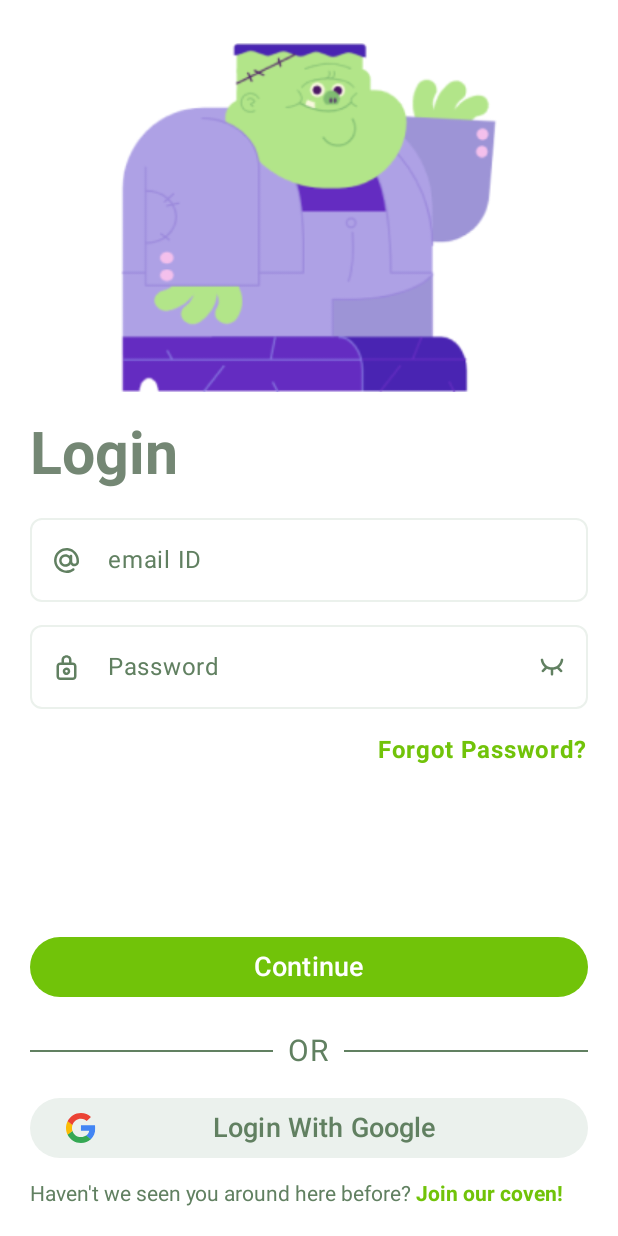
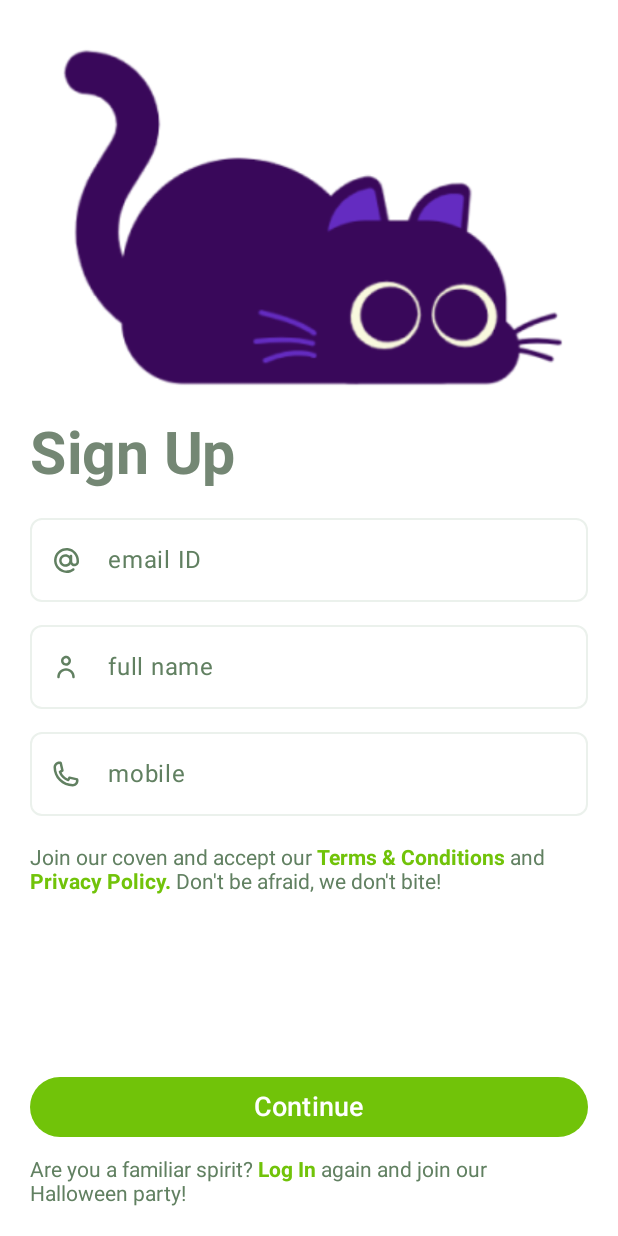
Before and after one commit to DevHumbleChris/jetpack-compose-login-registration-samples, an Android app built with Jetpack Compose: the screen it shows after launch (MainActivity), on a phone screen of 412 x 824 dp. Run offline under Robolectric (Android 15) with nearby library versions, the phone set to English and light mode, and no system bars.

Commit message:
finished creating the Signup screen

```diff
--- a/halloween/app/src/main/java/com/montanainc/halloween/app/HalloweenApp.kt
+++ b/halloween/app/src/main/java/com/montanainc/halloween/app/HalloweenApp.kt
@@ -6,6 +6,7 @@ import androidx.compose.runtime.Composable
 import androidx.compose.ui.Modifier
 import androidx.compose.ui.graphics.Color
 import com.montanainc.halloween.screens.LoginScreen
+import com.montanainc.halloween.screens.SignupScreen
 
 @Composable
 fun HalloweenApp() {
@@ -13,6 +14,6 @@ fun HalloweenApp() {
         modifier = Modifier.fillMaxSize(),
         color = Color.White
     ) {
-        LoginScreen()
+        SignupScreen()
     }
 }
--- a/halloween/app/src/main/java/com/montanainc/halloween/components/AppComponents.kt
+++ b/halloween/app/src/main/java/com/montanainc/halloween/components/AppComponents.kt
@@ -33,6 +33,7 @@ import androidx.compose.ui.res.painterResource
 import androidx.compose.ui.text.SpanStyle
 import androidx.compose.ui.text.buildAnnotatedString
 import androidx.compose.ui.text.font.FontWeight
+import androidx.compose.ui.text.input.ImeAction
 import androidx.compose.ui.text.input.KeyboardType
 import androidx.compose.ui.text.input.PasswordVisualTransformation
 import androidx.compose.ui.text.input.VisualTransformation
@@ -75,6 +76,12 @@ fun MyTextField(labelVal: String, icon: Int) {
     var textVal by remember {
         mutableStateOf("")
     }
+    var typeOfKeyboard: KeyboardType = when(labelVal) {
+        "email ID" -> KeyboardType.Email
+        "mobile" -> KeyboardType.Phone
+        else -> KeyboardType.Text
+    }
+
     OutlinedTextField(
         value = textVal,
         onValueChange = {
@@ -84,7 +91,9 @@ fun MyTextField(labelVal: String, icon: Int) {
         colors = TextFieldDefaults.outlinedTextFieldColors(
             focusedBorderColor = BrandColor,
             unfocusedBorderColor = BorderColor,
-            textColor = Color.Black
+            textColor = Color.Black,
+            focusedLeadingIconColor = BrandColor,
+            unfocusedLeadingIconColor = Tertirary
         ),
         shape = MaterialTheme.shapes.small,
         placeholder = {
@@ -93,10 +102,14 @@ fun MyTextField(labelVal: String, icon: Int) {
         leadingIcon = {
             Icon(
                 painter = painterResource(id = icon),
-                contentDescription = "at_symbol",
-                tint = Tertirary
+                contentDescription = "at_symbol"
             )
-        }
+        },
+        keyboardOptions = KeyboardOptions(
+            keyboardType = typeOfKeyboard,
+            imeAction = ImeAction.Done
+        ),
+        singleLine = true
     )
 }
 
@@ -256,3 +269,67 @@ fun BottomLoginTextComponent(initialText: String, action: String) {
             }
     })
 }
+
+@Composable
+fun SignupTermsAndPrivacyText() {
+    val initialText = "Join our coven and accept our "
+    val termsNConditionText = "Terms & Conditions"
+    val andText = " and "
+    val privacyPolicyText = "Privacy Policy."
+    val lastText = " Don't be afraid, we don't bite!"
+
+    val annotatedString = buildAnnotatedString {
+        withStyle(style = SpanStyle(color = Tertirary)) {
+            append(initialText)
+        }
+        withStyle(style = SpanStyle(color = BrandColor, fontWeight = FontWeight.Bold)) {
+            pushStringAnnotation(tag = termsNConditionText, annotation = termsNConditionText)
+            append(termsNConditionText)
+        }
+        withStyle(style = SpanStyle(color = Tertirary)) {
+            append(andText)
+        }
+        withStyle(style = SpanStyle(color = BrandColor, fontWeight = FontWeight.Bold)) {
+            pushStringAnnotation(tag = privacyPolicyText, annotation = privacyPolicyText)
+            append(privacyPolicyText)
+        }
+        withStyle(style = SpanStyle(color = Tertirary)) {
+            append(lastText)
+        }
+    }
+
+    ClickableText(text = annotatedString, onClick = {
+        annotatedString.getStringAnnotations(it, it)
+            .firstOrNull()?.also { span ->
+                Log.d("SignupTermsAndPrivacyText", "${span.item}")
+            }
+    })
+}
+
+@Composable
+fun BottomSignupTextComponent() {
+    val initialText = "Are you a familiar spirit? "
+    val loginText = "Log In "
+    val lastText = "again and join our Halloween party!"
+
+    val annotatedString = buildAnnotatedString {
+        withStyle(style = SpanStyle(color = Tertirary)) {
+            append(initialText)
+        }
+        withStyle(style = SpanStyle(color = BrandColor, fontWeight = FontWeight.Bold)) {
+            pushStringAnnotation(tag = loginText, annotation = loginText)
+            append(loginText)
+        }
+        withStyle(style = SpanStyle(color = Tertirary)) {
+            append(lastText)
+        }
+    }
+
+    ClickableText(text = annotatedString, onClick = {
+        annotatedString.getStringAnnotations(it, it)
+            .firstOrNull()?.also { span ->
+                Log.d("BottomSignupTextComponent", "${span.item}")
+            }
+    })
+
+}
--- a/halloween/app/src/main/java/com/montanainc/halloween/screens/LoginScreen.kt
+++ b/halloween/app/src/main/java/com/montanainc/halloween/screens/LoginScreen.kt
@@ -27,12 +27,10 @@ import com.montanainc.halloween.components.PasswordInputComponent
 @Composable
 fun LoginScreen() {
     Surface(
-        modifier = Modifier.fillMaxSize(),
+        modifier = Modifier.fillMaxSize().padding(20.dp),
         color = Color.White
     ) {
-        Column(
-            modifier = Modifier.padding(20.dp)
-        ) {
+        Column() {
             ImageComponent(image = R.drawable.sweet_franky)
             Spacer(modifier = Modifier.height(10.dp))
             HeadingTextComponent(heading = "Login")
--- /dev/null
+++ b/halloween/app/src/main/java/com/montanainc/halloween/screens/SignupScreen.kt
@@ -0,0 +1,58 @@
+package com.montanainc.halloween.screens
+
+import androidx.compose.foundation.layout.Box
+import androidx.compose.foundation.layout.Column
+import androidx.compose.foundation.layout.Spacer
+import androidx.compose.foundation.layout.fillMaxSize
+import androidx.compose.foundation.layout.height
+import androidx.compose.foundation.layout.padding
+import androidx.compose.material3.Surface
+import androidx.compose.runtime.Composable
+import androidx.compose.ui.Alignment
+import androidx.compose.ui.Modifier
+import androidx.compose.ui.graphics.Color
+import androidx.compose.ui.unit.dp
+import com.montanainc.halloween.R
+import com.montanainc.halloween.components.BottomSignupTextComponent
+import com.montanainc.halloween.components.HeadingTextComponent
+import com.montanainc.halloween.components.ImageComponent
+import com.montanainc.halloween.components.MyButton
+import com.montanainc.halloween.components.MyTextField
+import com.montanainc.halloween.components.SignupTermsAndPrivacyText
+
+@Composable
+fun SignupScreen() {
+    Surface(
+        modifier = Modifier
+            .fillMaxSize()
+            .padding(20.dp),
+        color = Color.White
+    ) {
+        Column {
+            ImageComponent(image = R.drawable.black_cat)
+            Spacer(modifier = Modifier.height(10.dp))
+            HeadingTextComponent(heading = "Sign Up")
+            Spacer(modifier = Modifier.height(20.dp))
+            Column {
+                MyTextField(labelVal = "email ID", icon = R.drawable.at_symbol)
+                Spacer(modifier = Modifier.height(15.dp))
+                MyTextField(labelVal = "full name", icon = R.drawable.lockperson)
+                Spacer(modifier = Modifier.height(15.dp))
+                MyTextField(labelVal = "mobile", icon = R.drawable.lockphone)
+            }
+            Spacer(modifier = Modifier.height(20.dp))
+            SignupTermsAndPrivacyText()
+            Box(
+                modifier = Modifier.fillMaxSize(),
+                contentAlignment = Alignment.BottomStart
+            ) {
+                Column {
+                    MyButton(labelVal = "Continue")
+                    Spacer(modifier = Modifier.height(10.dp))
+                    BottomSignupTextComponent()
+                }
+            }
+
+        }
+    }
+}
--- /dev/null
+++ b/halloween/app/src/main/res/drawable/lockperson.xml
@@ -0,0 +1,12 @@
+<vector xmlns:android="http://schemas.android.com/apk/res/android"
+    android:width="20dp"
+    android:height="20dp"
+    android:viewportWidth="20"
+    android:viewportHeight="20">
+  <path
+      android:pathData="M10,9.167C10.659,9.167 11.304,8.971 11.852,8.605C12.4,8.239 12.827,7.718 13.08,7.109C13.332,6.5 13.398,5.83 13.269,5.183C13.141,4.536 12.823,3.942 12.357,3.476C11.891,3.01 11.297,2.693 10.65,2.564C10.004,2.435 9.334,2.501 8.724,2.754C8.115,3.006 7.595,3.433 7.229,3.981C6.862,4.53 6.667,5.174 6.667,5.833C6.667,6.717 7.018,7.565 7.643,8.19C8.268,8.815 9.116,9.167 10,9.167ZM10,4.167C10.33,4.167 10.652,4.264 10.926,4.448C11.2,4.631 11.414,4.891 11.54,5.196C11.666,5.5 11.699,5.835 11.635,6.158C11.57,6.482 11.412,6.779 11.179,7.012C10.946,7.245 10.649,7.404 10.325,7.468C10.002,7.532 9.667,7.499 9.362,7.373C9.058,7.247 8.797,7.033 8.614,6.759C8.431,6.485 8.333,6.163 8.333,5.833C8.333,5.391 8.509,4.967 8.822,4.655C9.134,4.342 9.558,4.167 10,4.167Z"
+      android:fillColor="#5E8464"/>
+  <path
+      android:pathData="M10,10.833C8.453,10.833 6.969,11.448 5.875,12.542C4.781,13.636 4.167,15.12 4.167,16.667C4.167,16.888 4.255,17.1 4.411,17.256C4.567,17.412 4.779,17.5 5,17.5C5.221,17.5 5.433,17.412 5.589,17.256C5.746,17.1 5.833,16.888 5.833,16.667C5.833,15.562 6.272,14.502 7.054,13.72C7.835,12.939 8.895,12.5 10,12.5C11.105,12.5 12.165,12.939 12.946,13.72C13.728,14.502 14.167,15.562 14.167,16.667C14.167,16.888 14.255,17.1 14.411,17.256C14.567,17.412 14.779,17.5 15,17.5C15.221,17.5 15.433,17.412 15.589,17.256C15.746,17.1 15.833,16.888 15.833,16.667C15.833,15.12 15.219,13.636 14.125,12.542C13.031,11.448 11.547,10.833 10,10.833Z"
+      android:fillColor="#5E8464"/>
+</vector>
--- /dev/null
+++ b/halloween/app/src/main/res/drawable/lockphone.xml
@@ -0,0 +1,9 @@
+<vector xmlns:android="http://schemas.android.com/apk/res/android"
+    android:width="20dp"
+    android:height="20dp"
+    android:viewportWidth="20"
+    android:viewportHeight="20">
+  <path
+      android:pathData="M14.5,18.333C11.098,18.329 7.836,16.976 5.43,14.57C3.025,12.164 1.671,8.902 1.667,5.5C1.667,4.483 2.071,3.508 2.79,2.789C3.508,2.071 4.483,1.667 5.5,1.667C5.715,1.665 5.93,1.685 6.142,1.725C6.346,1.755 6.547,1.806 6.742,1.875C6.879,1.923 7.001,2.006 7.096,2.116C7.191,2.225 7.255,2.358 7.283,2.5L8.425,7.5C8.456,7.636 8.452,7.777 8.414,7.911C8.376,8.045 8.306,8.167 8.208,8.267C8.1,8.383 8.092,8.392 7.067,8.925C7.888,10.726 9.328,12.172 11.125,13C11.667,11.967 11.675,11.958 11.792,11.85C11.891,11.753 12.014,11.682 12.148,11.644C12.281,11.606 12.423,11.603 12.558,11.633L17.558,12.775C17.696,12.807 17.823,12.873 17.928,12.968C18.034,13.063 18.113,13.183 18.158,13.317C18.229,13.514 18.282,13.718 18.317,13.925C18.35,14.134 18.367,14.346 18.367,14.558C18.351,15.571 17.936,16.536 17.212,17.243C16.487,17.95 15.512,18.342 14.5,18.333ZM5.5,3.333C4.926,3.336 4.376,3.565 3.97,3.97C3.565,4.376 3.336,4.926 3.333,5.5C3.336,8.461 4.513,11.3 6.606,13.394C8.7,15.487 11.539,16.664 14.5,16.667C15.074,16.664 15.624,16.435 16.03,16.03C16.436,15.624 16.665,15.074 16.667,14.5C16.667,14.408 16.667,14.317 16.667,14.225L12.8,13.333L12.558,13.792C12.183,14.517 11.908,15.042 11.208,14.758C9.827,14.264 8.574,13.468 7.539,12.429C6.504,11.39 5.714,10.133 5.225,8.75C4.925,8.1 5.492,7.8 6.208,7.425L6.667,7.2L5.775,3.333H5.5Z"
+      android:fillColor="#5E8464"/>
+</vector>
```
Also changed, not shown: halloween/app/src/main/res/drawable/black_cat.png (added).
